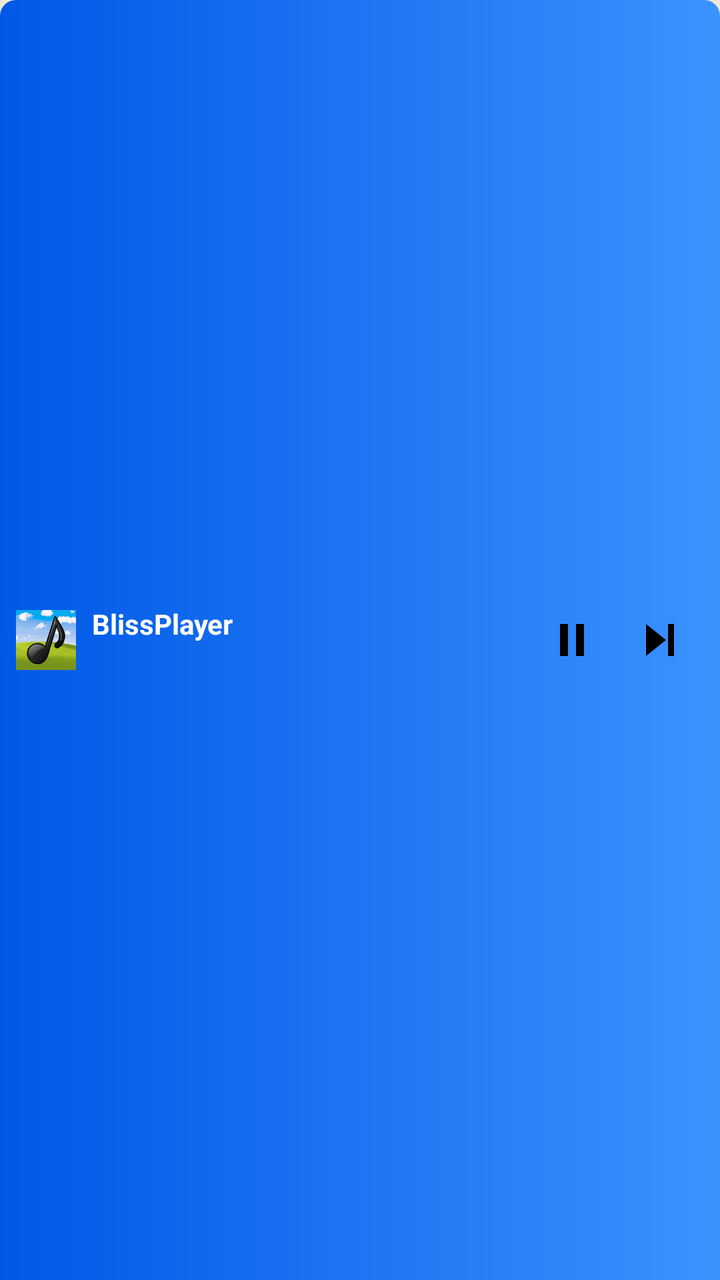
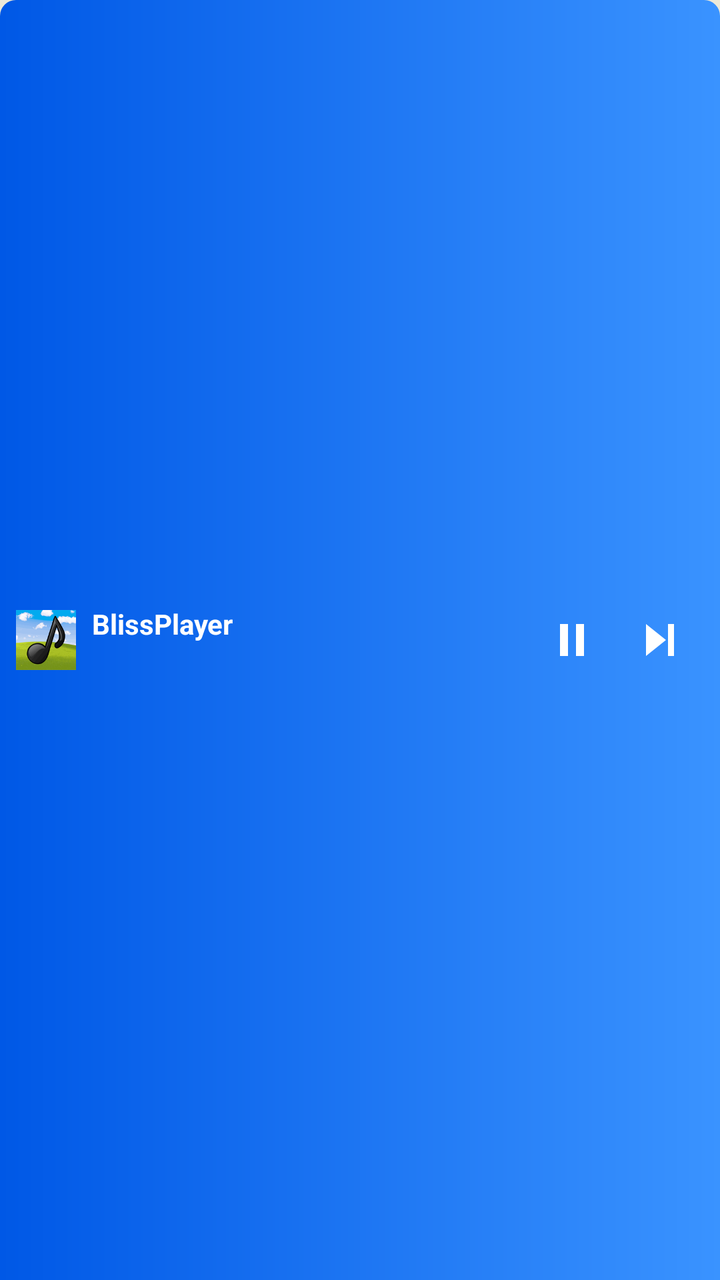

Compare the two renders of this Android layout. The source of the first and the diff that turns it into the second are given below.
<!-- AndroidManifest.xml: application theme Theme.BlissPlayer.Day -->
<!-- res/layout/xp_notif_small.xml -->
<?xml version="1.0" encoding="utf-8"?>
<LinearLayout xmlns:android="http://schemas.android.com/apk/res/android"
    android:layout_width="match_parent"
    android:layout_height="wrap_content"
    android:background="@drawable/xp_title_bar"
    android:gravity="center_vertical"
    android:orientation="horizontal"
    android:padding="8dp">

    <ImageView
        android:layout_width="30dp"
        android:layout_height="30dp"
        android:src="@mipmap/ic_launcher" />

    <LinearLayout
        android:layout_width="0dp"
        android:layout_height="wrap_content"
        android:layout_marginStart="8dp"
        android:layout_weight="1"
        android:orientation="vertical">

        <TextView
            android:id="@+id/n_title"
            android:layout_width="match_parent"
            android:layout_height="wrap_content"
            android:singleLine="true"
            android:text="BlissPlayer"
            android:textColor="#FFFFFF"
            android:textSize="14sp"
            android:textStyle="bold" />

        <TextView
            android:id="@+id/n_artist"
            android:layout_width="match_parent"
            android:layout_height="wrap_content"
            android:singleLine="true"
            android:text=""
            android:textColor="#FFFFFF"
            android:textSize="12sp" />
    </LinearLayout>

    <ImageButton
        android:id="@+id/n_play"
        android:layout_width="44dp"
        android:layout_height="44dp"
        android:background="#00000000"
        android:scaleType="center"
        android:src="@drawable/ic_pause" />

    <ImageButton
        android:id="@+id/n_next"
        android:layout_width="44dp"
        android:layout_height="44dp"
        android:background="#00000000"
        android:scaleType="center"
        android:src="@drawable/ic_next" />
</LinearLayout>
<!-- resources referenced by this layout -->
<resources>
  <!-- drawable ic_next (drawable) -->
  <?xml version="1.0" encoding="utf-8"?>
  <vector xmlns:android="http://schemas.android.com/apk/res/android"
      android:width="24dp" android:height="24dp"
      android:viewportWidth="24" android:viewportHeight="24">
      <path android:fillColor="#000000" android:pathData="M5,4l10,8 -10,8zM16,4h3v16h-3z" />
  </vector>
  <!-- drawable ic_pause (drawable) -->
  <?xml version="1.0" encoding="utf-8"?>
  <vector xmlns:android="http://schemas.android.com/apk/res/android"
      android:width="24dp" android:height="24dp"
      android:viewportWidth="24" android:viewportHeight="24">
      <path android:fillColor="#000000" android:pathData="M6,4h4v16h-4zM14,4h4v16h-4z" />
  </vector>
  <!-- drawable xp_title_bar (drawable) -->
  <?xml version="1.0" encoding="utf-8"?>
  <shape xmlns:android="http://schemas.android.com/apk/res/android" android:shape="rectangle">
      <gradient android:angle="0" android:startColor="@color/xp_title_start" android:endColor="@color/xp_title_end" />
      <corners android:topLeftRadius="8dp" android:topRightRadius="8dp" android:bottomLeftRadius="0dp" android:bottomRightRadius="0dp" />
  </shape>
  <!-- mipmap ic_launcher: png bitmap (mipmap-hdpi, 8878 bytes) -->
  <style name="Theme.BlissPlayer.Day" parent="Theme.AppCompat.Light.NoActionBar">
          <item name="android:windowBackground">@color/xp_face</item>
          <item name="android:textColor">@color/xp_text</item>
          <item name="android:textColorSecondary">@color/xp_text_dim</item>
      </style>
  <color name="xp_title_start">#0058E6</color>
  <color name="xp_title_end">#3A93FF</color>
  <color name="xp_face">#ECE9D8</color>
  <color name="xp_text">#000000</color>
  <color name="xp_text_dim">#5A5A5A</color>
</resources>

<!-- the commit's change to res/layout/xp_notif_small.xml (unified diff, before → after) -->
@@ -45,7 +45,7 @@
         android:layout_height="44dp"
         android:background="#00000000"
         android:scaleType="center"
-        android:src="@drawable/ic_pause" />
+        android:src="@drawable/ic_pause_w" />
 
     <ImageButton
         android:id="@+id/n_next"
@@ -53,5 +53,5 @@
         android:layout_height="44dp"
         android:background="#00000000"
         android:scaleType="center"
-        android:src="@drawable/ic_next" />
+        android:src="@drawable/ic_next_w" />
 </LinearLayout>
<!-- resource entries referenced after the edit -->
@@ -1,18 +1,18 @@
 <!-- resources referenced by this layout -->
 <resources>
-  <!-- drawable ic_next (drawable) -->
+  <!-- drawable ic_next_w (drawable) -->
   <?xml version="1.0" encoding="utf-8"?>
   <vector xmlns:android="http://schemas.android.com/apk/res/android"
       android:width="24dp" android:height="24dp"
       android:viewportWidth="24" android:viewportHeight="24">
-      <path android:fillColor="#000000" android:pathData="M5,4l10,8 -10,8zM16,4h3v16h-3z" />
+      <path android:fillColor="#FFFFFF" android:pathData="M5,4l10,8 -10,8zM16,4h3v16h-3z" />
   </vector>
-  <!-- drawable ic_pause (drawable) -->
+  <!-- drawable ic_pause_w (drawable) -->
   <?xml version="1.0" encoding="utf-8"?>
   <vector xmlns:android="http://schemas.android.com/apk/res/android"
       android:width="24dp" android:height="24dp"
       android:viewportWidth="24" android:viewportHeight="24">
-      <path android:fillColor="#000000" android:pathData="M6,4h4v16h-4zM14,4h4v16h-4z" />
+      <path android:fillColor="#FFFFFF" android:pathData="M6,4h4v16h-4zM14,4h4v16h-4z" />
   </vector>
   <!-- drawable xp_title_bar (drawable) -->
   <?xml version="1.0" encoding="utf-8"?>
